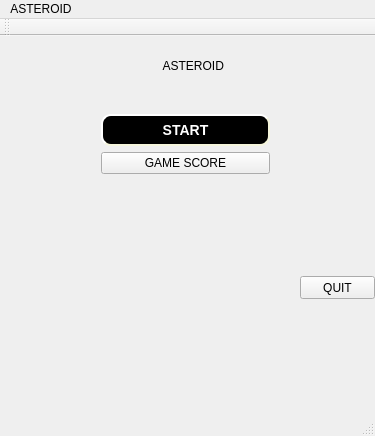
First picture: the form in mainwindow.ui, repository chifandeyu/gui-1h2018-23, before the edit.
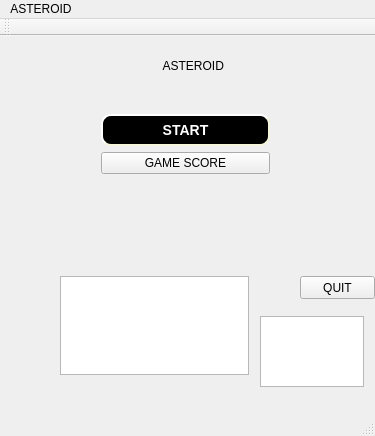
Second picture: the form after the edit.

```diff
--- a/mainwindow.ui
+++ b/mainwindow.ui
@@ -107,6 +107,39 @@
      <string>QUIT</string>
     </property>
    </widget>
+   <widget class="QLabel" name="label_2">
+    <property name="geometry">
+     <rect>
+      <x>60</x>
+      <y>280</y>
+      <width>47</width>
+      <height>13</height>
+     </rect>
+    </property>
+    <property name="text">
+     <string/>
+    </property>
+   </widget>
+   <widget class="QTextBrowser" name="textBrowser">
+    <property name="geometry">
+     <rect>
+      <x>60</x>
+      <y>240</y>
+      <width>189</width>
+      <height>99</height>
+     </rect>
+    </property>
+   </widget>
+   <widget class="QTextEdit" name="textEdit">
+    <property name="geometry">
+     <rect>
+      <x>260</x>
+      <y>280</y>
+      <width>104</width>
+      <height>71</height>
+     </rect>
+    </property>
+   </widget>
   </widget>
   <widget class="QMenuBar" name="menuBar">
    <property name="geometry">
```
